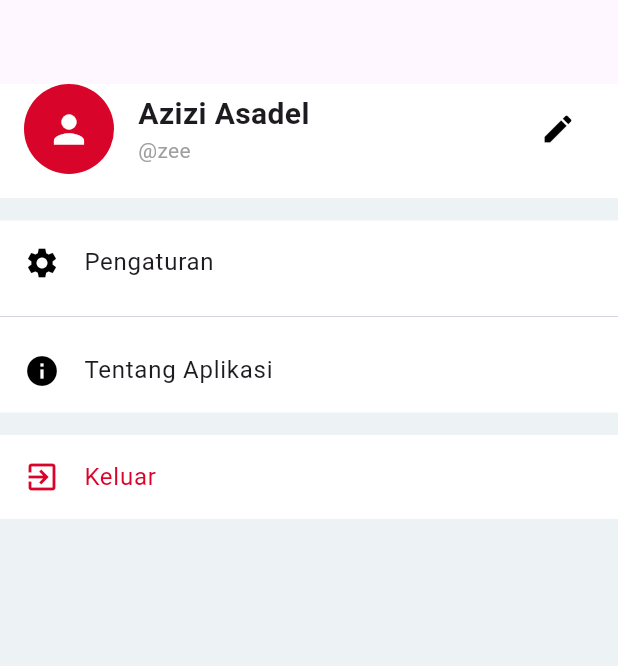
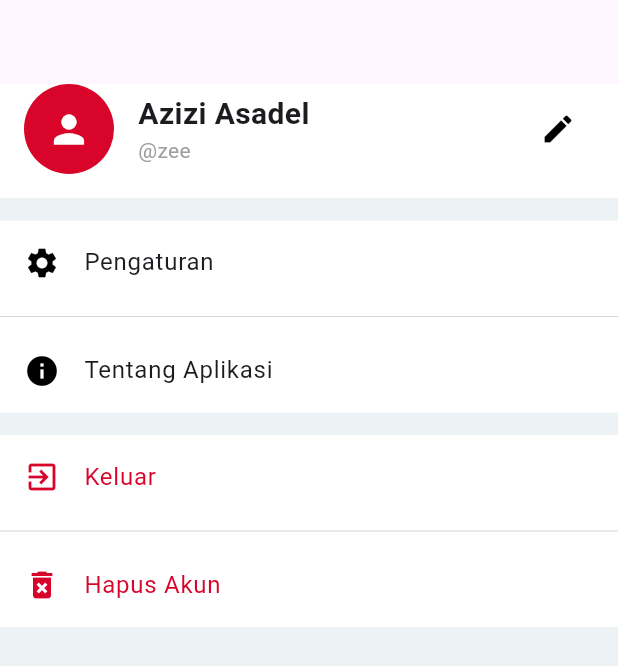
Before and after one commit to ifanani-code/DesaTanggap, a Flutter app: the Akun screen opened directly, on a phone screen of 412 x 824 dp. Shown: the top 666 px of the screen. Run offline on Flutter 3.47's test engine with Material 3 defaults, Android fonts, the phone set to English and light mode, and no system bars; our stand-ins replace carousel_slider, image_picker, timeline_tile.

Commit message:
tambah hapus akun di page profile

```diff
--- a/lib/page/profil.dart
+++ b/lib/page/profil.dart
@@ -27,7 +27,7 @@ class _AkunState extends State<Akun> {
         // ],
       ),
       body: Container(
-        color: Color(0xFFEDF2F4),
+        color: const Color(0xFFEDF2F4),
         child: Column(
           crossAxisAlignment: CrossAxisAlignment.start,
           children: [
@@ -64,13 +64,16 @@ class _AkunState extends State<Akun> {
                   IconButton(
                     icon: const Icon(Icons.edit, color: Colors.black),
                     onPressed: () {
-                      Navigator.push(context, MaterialPageRoute(builder: (context)=>const DataDiri()));
+                      Navigator.push(
+                          context,
+                          MaterialPageRoute(
+                              builder: (context) => const DataDiri()));
                     },
                   ),
                 ],
               ),
             ),
-            SizedBox(
+            const SizedBox(
               height: 15,
             ),
             Container(
@@ -84,7 +87,9 @@ class _AkunState extends State<Akun> {
                       // Aksi untuk tombol Pengaturan
                     },
                   ),
-                  const Divider(thickness: 0.5,),
+                  const Divider(
+                    thickness: 0.5,
+                  ),
                   ListTile(
                     leading: const Icon(Icons.info, color: Colors.black),
                     title: const Text('Tentang Aplikasi'),
@@ -95,18 +100,31 @@ class _AkunState extends State<Akun> {
                 ],
               ),
             ),
-                  SizedBox(
-                    height: 15,
-                  ),
+            const SizedBox(
+              height: 15,
+            ),
             Container(
                 color: Colors.white, // Warna putih untuk list tile
                 child: Column(children: [
                   ListTile(
-                    leading: const Icon(Icons.exit_to_app, color: Color(0xFFD90429)),
+                    leading:
+                        const Icon(Icons.exit_to_app, color: Color(0xFFD90429)),
                     title: const Text('Keluar',
                         style: TextStyle(color: Color(0xFFD90429))),
                     onTap: () {
                       // Aksi untuk tombol Keluar
+                    },
+                  ),
+                  const Divider(
+                    thickness: 0.5,
+                  ), // Divider untuk memisahkan
+                  ListTile(
+                    leading: const Icon(Icons.delete_forever,
+                        color: Color(0xFFD90429)),
+                    title: const Text('Hapus Akun',
+                        style: TextStyle(color: Color(0xFFD90429))),
+                    onTap: () {
+                      // Aksi untuk tombol Hapus Akun
                     },
                   ),
                 ]))
```
